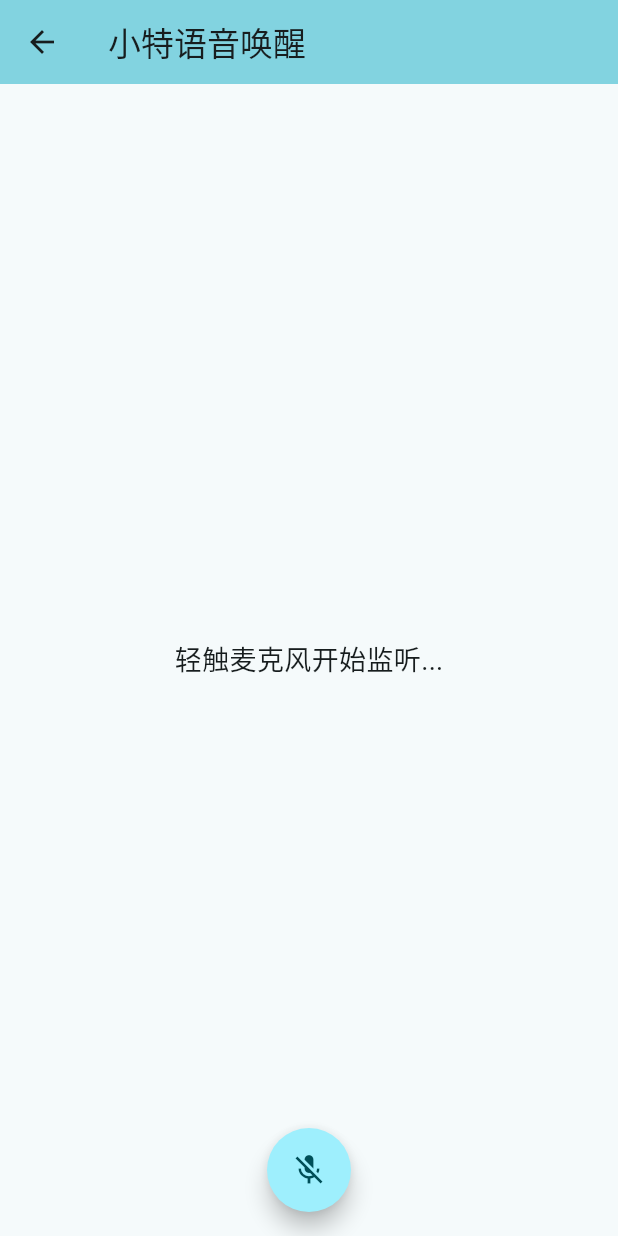
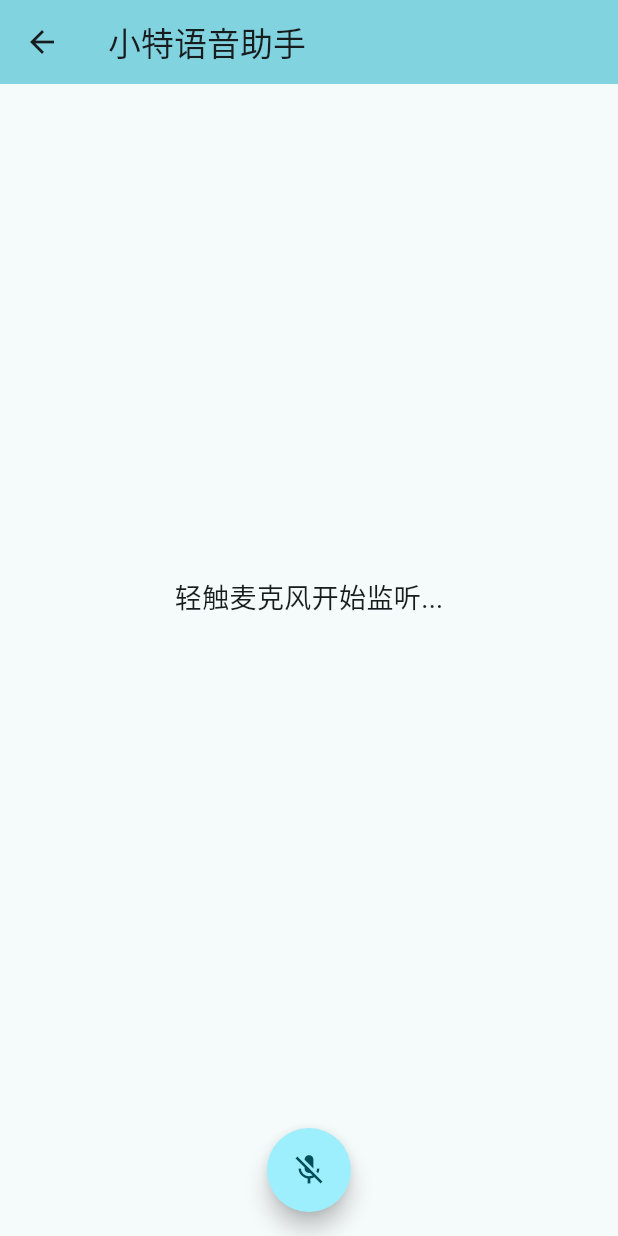
Before and after one commit to dyb881/flutter_app, a Flutter app: the screen it shows after launch, after a tap on the "mic off" icon, on a phone screen of 412 x 824 dp. Run offline on Flutter 3.47's test engine with Material 3 defaults, Android fonts, the phone set to English and light mode, and no system bars; our stand-ins replace get, speech_to_text.

```diff
--- a/lib/pages/ai/ai_page.dart
+++ b/lib/pages/ai/ai_page.dart
@@ -1,7 +1,7 @@
 import 'package:flutter/material.dart';
-import 'package:get/get_rx/src/rx_workers/utils/debouncer.dart';
-import 'package:speech_to_text/speech_recognition_result.dart';
-import 'package:speech_to_text/speech_to_text.dart';
+import 'package:flutter_app/stores/chat.dart';
+import 'package:flutter_app/stores/chat_stt.dart';
+import 'package:get/get.dart';
 
 class AiPage extends StatefulWidget {
   const AiPage({super.key});
@@ -11,98 +11,71 @@ class AiPage extends StatefulWidget {
 }
 
 class _AiPageState extends State<AiPage> {
-  final SpeechToText _speechToText = SpeechToText();
-  bool _speechEnabled = false;
-  String _lastWords = '';
-  int _lastWordsIndex = 0;
-  String _showWords = '请说“小特小特”，唤醒语音助手';
-
-  @override
-  void initState() {
-    super.initState();
-    _initSpeech();
-  }
-
-  /// This has to happen only once per app
-  void _initSpeech() async {
-    _speechEnabled = await _speechToText.initialize();
-    setState(() {});
-  }
-
-  /// Each time to start a speech recognition session
-  void _startListening() async {
-    await _speechToText.listen(
-      onResult: _onSpeechResult,
-      localeId: 'zh-CN',
-    );
-    setState(() {});
-  }
-
-  /// Manually stop the active speech recognition session
-  /// Note that there are also timeouts that each platform enforces
-  /// and the SpeechToText plugin supports setting timeouts on the
-  /// listen method.
-  void _stopListening() async {
-    await _speechToText.stop();
-    setState(() {});
-  }
-
-  // final debounce = Debounce(Duration(milliseconds: 500));
-  /// This is the callback that the SpeechToText plugin calls when
-  /// the platform returns recognized words.
-  void _onSpeechResult(SpeechRecognitionResult result) {
-    print(result.recognizedWords);
-    setState(() {
-      String lastWords = result.recognizedWords.substring(_lastWordsIndex);
-
-      // // 读取文本
-      // int index = lastWords.indexOf('小特小特');
-      // if (index > -1) {
-      //   _lastWordsIndex += index + 4; // 下标后移
-      //   _showWords = '请问有什么可以帮助你';
-      // }
-
-      debounce(() {
-        print('--------------------------------');
-        print(lastWords);
-        _lastWordsIndex = result.recognizedWords.length;
-      });
-    });
-  }
-
-  final debounce = Debouncer(delay: Duration(milliseconds: 2000));
-
   @override
   Widget build(BuildContext context) {
+    final Chat c = Get.find();
+    final ChatStt cs = Get.find();
+
     return Scaffold(
         appBar: AppBar(
           backgroundColor: Theme.of(context).colorScheme.inversePrimary,
-          title: Text('小特语音唤醒'),
+          title: Text('小特语音助手'),
         ),
-        body: Center(
-          child: Column(
-            mainAxisAlignment: MainAxisAlignment.center,
-            children: <Widget>[
-              _speechToText.isListening
-                  ? Text(
-                      _showWords,
-                      style: TextStyle(fontSize: 18),
-                    )
-                  : Text(
-                      _speechEnabled ? '轻触麦克风开始监听...' : '语音不可用',
-                      style: TextStyle(fontSize: 18),
-                    ),
-            ],
-          ),
-        ),
-        floatingActionButton: FloatingActionButton(
-          onPressed:
-              _speechToText.isNotListening ? _startListening : _stopListening,
-          tooltip: 'Listen',
-          shape: CircleBorder(),
-          child: Icon(_speechToText.isNotListening ? Icons.mic_off : Icons.mic),
-          // mini: true
-        ),
+        body: ConstrainedBox(
+            constraints: BoxConstraints.expand(),
+            child: Stack(
+              alignment: Alignment.topCenter,
+              children: [
+                Obx(() => ListView.builder(
+                      reverse: true,
+                      shrinkWrap: true,
+                      padding:
+                          const EdgeInsets.fromLTRB(20.0, 20.0, 20.0, 180.0),
+                      itemCount: c.list.length,
+                      itemBuilder: (BuildContext content, int index) {
+                        var item = c.list[index];
+                        return Container(
+                            margin: EdgeInsets.only(bottom: 15.0),
+                            alignment: item['type'] == 'user'
+                                ? Alignment.centerRight
+                                : Alignment.centerLeft,
+                            child: Container(
+                                decoration: BoxDecoration(
+                                    color: Color.fromARGB(255, 255, 255, 255),
+                                    borderRadius: BorderRadius.circular(8.0),
+                                    boxShadow: [
+                                      BoxShadow(
+                                          color: Colors.black26,
+                                          offset: Offset(0, 2.0),
+                                          blurRadius: 4.0)
+                                    ]),
+                                padding: EdgeInsets.symmetric(
+                                    vertical: 5.0, horizontal: 10.0),
+                                child: Text(
+                                  item["text"]!,
+                                  style: TextStyle(fontSize: 16),
+                                )));
+                      },
+                    )),
+                AnimatedPositioned(
+                    duration: const Duration(milliseconds: 300),
+                    bottom: c.list.isEmpty ? Get.height * 0.5 : 130,
+                    child: Obx(() => Text(
+                          cs.isListening.value
+                              ? '请说出“小特小特”，激活语音助手'
+                              : cs.speechEnabled.value
+                                  ? '轻触麦克风开始监听...'
+                                  : '语音不可用',
+                          style: TextStyle(fontSize: 18),
+                        )))
+              ],
+            )),
+        floatingActionButton: Obx(() => FloatingActionButton(
+              onPressed: cs.isListening.value ? cs.stop : cs.start,
+              tooltip: 'Listen',
+              shape: CircleBorder(),
+              child: Icon(cs.isListening.value ? Icons.mic : Icons.mic_off),
+            )),
         floatingActionButtonLocation: FloatingActionButtonLocation.centerFloat);
   }
 }
--- /dev/null
+++ b/lib/stores/chat.dart
@@ -0,0 +1,17 @@
+import 'package:get/get.dart';
+
+// 聊天数据管理
+class Chat extends GetxController {
+  // 聊天记录
+  final list = <Map<String, String>>[].obs;
+
+  // 发送问题
+  send(String text) {
+    list.insert(0, {"type": 'user', "text": text});
+  }
+
+  // 回答问题
+  answer(String text) {
+    list.insert(0, {"type": 'ai', "text": text});
+  }
+}
--- /dev/null
+++ b/lib/stores/chat_stt.dart
@@ -0,0 +1,55 @@
+import 'package:get/get.dart';
+import 'package:speech_to_text/speech_recognition_result.dart';
+import 'package:speech_to_text/speech_to_text.dart';
+
+// 聊天音转文
+class ChatStt extends GetxController {
+  // 音转文工具
+  final speechToText = SpeechToText();
+
+  // 麦克风启动
+  var speechEnabled = true.obs;
+
+  // 语音是否在监听
+  var isListening = false.obs;
+
+  // 语音监听初始化
+  init() async {
+    if (speechEnabled.value) return;
+    speechEnabled.value = await speechToText.initialize();
+  }
+
+  // 开始录音
+  start() async {
+    await init(); // 自动初始化
+
+    if (!speechEnabled.value) return; // 初始化失败
+
+    await speechToText.listen(
+        onResult: onResult,
+        localeId: 'zh-CN',
+        listenOptions: SpeechListenOptions(partialResults: true));
+    isListening.value = speechToText.isListening;
+  }
+
+  // 停止录音
+  stop() async {
+    await speechToText.stop();
+    isListening.value = speechToText.isListening;
+  }
+
+  // 录音回调
+  onResult(SpeechRecognitionResult result) {
+    print(result.recognizedWords);
+    // setState(() {
+    //   String lastWords = result.recognizedWords.substring(_lastWordsIndex);
+
+    //   debounce(() {
+    //     print(lastWords);
+    //     _lastWordsIndex = result.recognizedWords.length;
+    //   });
+    // });
+  }
+
+  // final debounce = Debouncer(delay: Duration(milliseconds: 2000));
+}
--- a/lib/stores/stores.dart
+++ b/lib/stores/stores.dart
@@ -1,3 +1,5 @@
+import 'package:flutter_app/stores/chat.dart';
+import 'package:flutter_app/stores/chat_stt.dart';
 import 'package:get/get.dart';
 
 class Stores extends GetxController {
@@ -10,5 +12,7 @@ class StoresBinding implements Bindings {
   @override
   void dependencies() {
     Get.lazyPut<Stores>(() => Stores());
+    Get.lazyPut<Chat>(() => Chat());
+    Get.lazyPut<ChatStt>(() => ChatStt());
   }
 }
```
